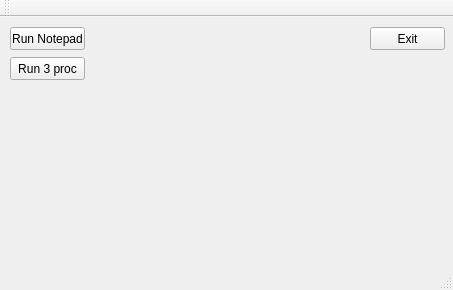
Before: the Qt Designer form 1lab/ipc/mainwindow.ui in f0rtung/LabsQt, drawn with Qt 5.
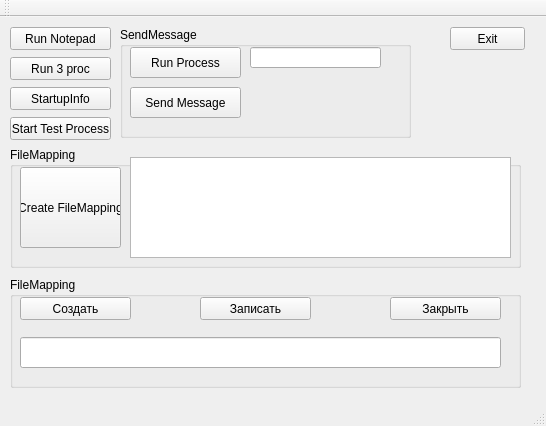
After: the same form once the commit is applied.

The edit to the form file:
```diff
--- a/1lab/ipc/mainwindow.ui
+++ b/1lab/ipc/mainwindow.ui
@@ -6,8 +6,8 @@
    <rect>
     <x>0</x>
     <y>0</y>
-    <width>453</width>
-    <height>290</height>
+    <width>546</width>
+    <height>426</height>
    </rect>
   </property>
   <property name="windowTitle">
@@ -17,7 +17,7 @@
    <widget class="QPushButton" name="exitButton">
     <property name="geometry">
      <rect>
-      <x>370</x>
+      <x>450</x>
       <y>10</y>
       <width>75</width>
       <height>23</height>
@@ -32,7 +32,7 @@
      <rect>
       <x>10</x>
       <y>10</y>
-      <width>75</width>
+      <width>101</width>
       <height>23</height>
      </rect>
     </property>
@@ -45,7 +45,7 @@
      <rect>
       <x>10</x>
       <y>40</y>
-      <width>75</width>
+      <width>101</width>
       <height>23</height>
      </rect>
     </property>
@@ -53,6 +53,179 @@
      <string>Run 3 proc</string>
     </property>
    </widget>
+   <widget class="QPushButton" name="pushButtonStartupInfo">
+    <property name="geometry">
+     <rect>
+      <x>10</x>
+      <y>70</y>
+      <width>101</width>
+      <height>23</height>
+     </rect>
+    </property>
+    <property name="text">
+     <string>StartupInfo</string>
+    </property>
+   </widget>
+   <widget class="QPushButton" name="startMyProcess">
+    <property name="geometry">
+     <rect>
+      <x>10</x>
+      <y>100</y>
+      <width>101</width>
+      <height>23</height>
+     </rect>
+    </property>
+    <property name="text">
+     <string>Start Test Process</string>
+    </property>
+   </widget>
+   <widget class="QGroupBox" name="groupBox">
+    <property name="geometry">
+     <rect>
+      <x>120</x>
+      <y>10</y>
+      <width>291</width>
+      <height>111</height>
+     </rect>
+    </property>
+    <property name="title">
+     <string>SendMessage</string>
+    </property>
+    <widget class="QPushButton" name="RunProcess">
+     <property name="geometry">
+      <rect>
+       <x>10</x>
+       <y>20</y>
+       <width>111</width>
+       <height>31</height>
+      </rect>
+     </property>
+     <property name="text">
+      <string>Run Process</string>
+     </property>
+    </widget>
+    <widget class="QPushButton" name="pushButtonSendMessage">
+     <property name="geometry">
+      <rect>
+       <x>10</x>
+       <y>60</y>
+       <width>111</width>
+       <height>31</height>
+      </rect>
+     </property>
+     <property name="text">
+      <string>Send Message</string>
+     </property>
+    </widget>
+    <widget class="QLineEdit" name="lineEdit">
+     <property name="geometry">
+      <rect>
+       <x>130</x>
+       <y>20</y>
+       <width>131</width>
+       <height>21</height>
+      </rect>
+     </property>
+    </widget>
+   </widget>
+   <widget class="QGroupBox" name="groupBox_2">
+    <property name="geometry">
+     <rect>
+      <x>10</x>
+      <y>130</y>
+      <width>511</width>
+      <height>121</height>
+     </rect>
+    </property>
+    <property name="title">
+     <string>FileMapping</string>
+    </property>
+    <widget class="QTextBrowser" name="textBrowser">
+     <property name="geometry">
+      <rect>
+       <x>120</x>
+       <y>10</y>
+       <width>381</width>
+       <height>101</height>
+      </rect>
+     </property>
+    </widget>
+    <widget class="QPushButton" name="pushButtonCreateFileMapping">
+     <property name="geometry">
+      <rect>
+       <x>10</x>
+       <y>20</y>
+       <width>101</width>
+       <height>81</height>
+      </rect>
+     </property>
+     <property name="text">
+      <string>Create FileMapping</string>
+     </property>
+    </widget>
+   </widget>
+   <widget class="QGroupBox" name="groupBox_3">
+    <property name="geometry">
+     <rect>
+      <x>10</x>
+      <y>260</y>
+      <width>511</width>
+      <height>111</height>
+     </rect>
+    </property>
+    <property name="title">
+     <string>FileMapping</string>
+    </property>
+    <widget class="QLineEdit" name="lineEdit_2">
+     <property name="geometry">
+      <rect>
+       <x>10</x>
+       <y>60</y>
+       <width>481</width>
+       <height>31</height>
+      </rect>
+     </property>
+    </widget>
+    <widget class="QPushButton" name="pushButton">
+     <property name="geometry">
+      <rect>
+       <x>10</x>
+       <y>20</y>
+       <width>111</width>
+       <height>23</height>
+      </rect>
+     </property>
+     <property name="text">
+      <string>Создать</string>
+     </property>
+    </widget>
+    <widget class="QPushButton" name="WriteMapFile">
+     <property name="geometry">
+      <rect>
+       <x>190</x>
+       <y>20</y>
+       <width>111</width>
+       <height>23</height>
+      </rect>
+     </property>
+     <property name="text">
+      <string>Записать</string>
+     </property>
+    </widget>
+    <widget class="QPushButton" name="CloseMapFile">
+     <property name="geometry">
+      <rect>
+       <x>380</x>
+       <y>20</y>
+       <width>111</width>
+       <height>23</height>
+      </rect>
+     </property>
+     <property name="text">
+      <string>Закрыть</string>
+     </property>
+    </widget>
+   </widget>
   </widget>
   <widget class="QMenuBar" name="menuBar">
    <property name="geometry">
```
Left out of the diff: 2 changed lines with no effect on the pictures.
